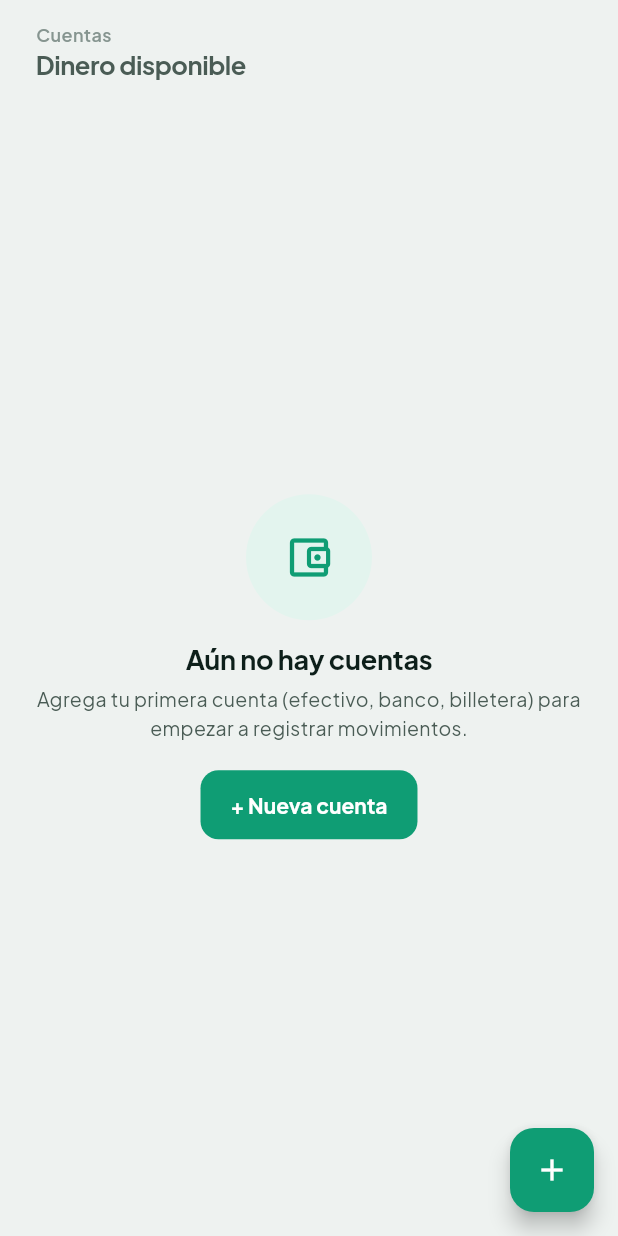
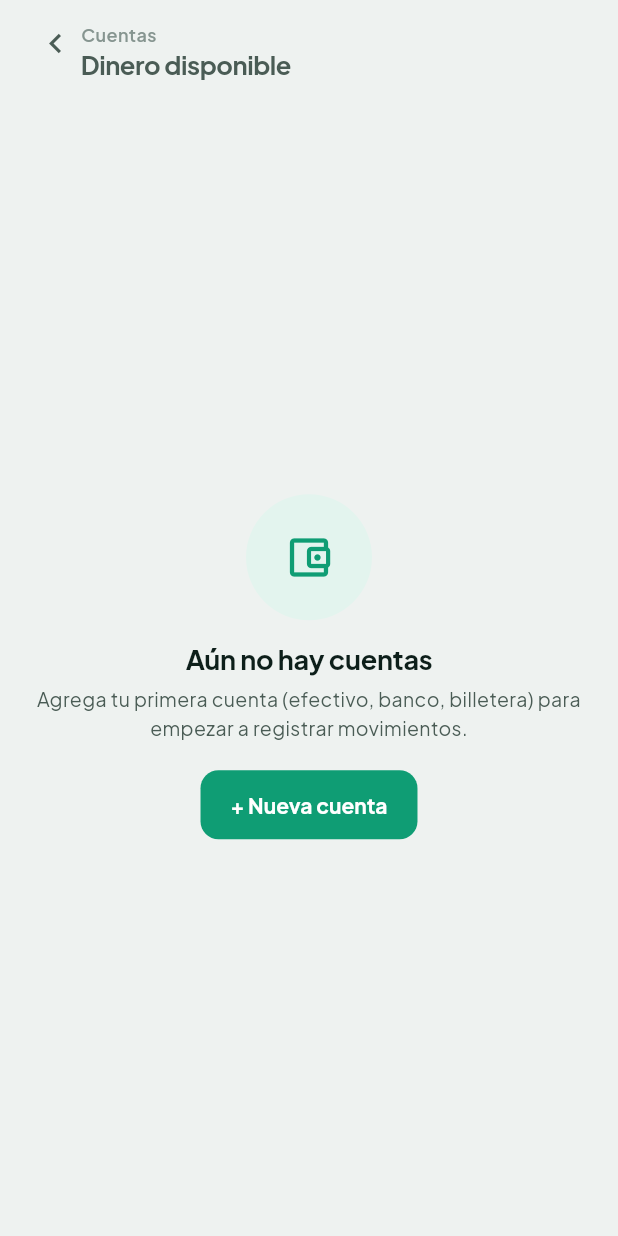
Before and after one commit to DiegoHCH/finan2, a Flutter app: the AccountsScreen screen opened directly, on a phone screen of 412 x 824 dp. Run offline on Flutter 3.47's test engine with Material 3 defaults, Android fonts, the phone set to English and light mode, and no system bars; our stand-ins replace cloud_firestore, csv, firebase_auth, firebase_core, firebase_messaging, flutter_local_notifications and 10 more; missing offline and left inert: cryptography, dart:js_interop, google_sign_in_web; accounts and stored records are empty.

Commit message:
feat(nav): add a visible back arrow to pushed screens' app bars
Not everyone knows or uses the swipe-back gesture, so Finan2AppTop
gains an opt-in showBackButton flag, enabled on every screen reached
via Navigator.push.

```diff
--- a/lib/core/widgets/finan2_app_top.dart
+++ b/lib/core/widgets/finan2_app_top.dart
@@ -13,6 +13,7 @@ class Finan2AppTop extends StatelessWidget {
     required this.title,
     this.household,
     this.trailing,
+    this.showBackButton = false,
     super.key,
   });
 
@@ -23,6 +24,11 @@ class Finan2AppTop extends StatelessWidget {
   /// Overrides the member-avatars stack on the right (e.g. Deudas shows a
   /// strategy badge there instead).
   final Widget? trailing;
+
+  /// Set on every screen reached via Navigator.push (not one of the 5
+  /// bottom-nav tabs) - not everyone knows or uses the back gesture, so
+  /// pushed screens need a visible way back too.
+  final bool showBackButton;
 
   @override
   Widget build(BuildContext context) {
@@ -39,6 +45,14 @@ class Finan2AppTop extends StatelessWidget {
       child: Row(
         crossAxisAlignment: CrossAxisAlignment.start,
         children: [
+          if (showBackButton)
+            Padding(
+              padding: const EdgeInsets.only(right: 4, top: 2),
+              child: GestureDetector(
+                onTap: () => Navigator.of(context).pop(),
+                child: Icon(Icons.chevron_left, size: 26, color: colors.inkSoft),
+              ),
+            ),
           Expanded(
             child: Column(
               crossAxisAlignment: CrossAxisAlignment.start,
--- a/lib/features/accounts/presentation/screens/accounts_screen.dart
+++ b/lib/features/accounts/presentation/screens/accounts_screen.dart
@@ -31,7 +31,9 @@ class AccountsScreen extends ConsumerWidget {
     final colors = Theme.of(context).extension<Finan2Colors>()!;
 
     return Scaffold(
-      floatingActionButton: FloatingActionButton(
+      floatingActionButton: accountsAsync.value?.isEmpty ?? true
+          ? null
+          : FloatingActionButton(
               heroTag: 'accountsFab',
               onPressed: () => Navigator.of(context).push(
                 MaterialPageRoute(builder: (_) => const EditAccountScreen()),
@@ -45,6 +47,7 @@ class AccountsScreen extends ConsumerWidget {
               label: 'Cuentas',
               title: 'Dinero disponible',
               household: household,
+              showBackButton: true,
             ),
             Expanded(
               child: accountsAsync.when(
--- a/lib/features/annual_summary/presentation/screens/annual_summary_screen.dart
+++ b/lib/features/annual_summary/presentation/screens/annual_summary_screen.dart
@@ -36,6 +36,7 @@ class AnnualSummaryScreen extends ConsumerWidget {
               label: 'Resumen anual',
               title: '$year',
               household: household,
+              showBackButton: true,
             ),
             Expanded(
               child: ListView(
--- a/lib/features/budget/presentation/screens/budget_screen.dart
+++ b/lib/features/budget/presentation/screens/budget_screen.dart
@@ -69,6 +69,7 @@ class BudgetScreen extends ConsumerWidget {
               trailing: pctAsignado != null
                   ? _Badge(text: '$pctAsignado% asignado')
                   : null,
+              showBackButton: true,
             ),
             Expanded(
               child: ListView(
--- a/lib/features/categories/presentation/screens/categories_screen.dart
+++ b/lib/features/categories/presentation/screens/categories_screen.dart
@@ -19,7 +19,9 @@ class CategoriesScreen extends ConsumerWidget {
     final colors = Theme.of(context).extension<Finan2Colors>()!;
 
     return Scaffold(
-      floatingActionButton: FloatingActionButton(
+      floatingActionButton: categories.isEmpty
+          ? null
+          : FloatingActionButton(
               heroTag: 'categoriesFab',
               onPressed: () => Navigator.of(context).push(
                 MaterialPageRoute(builder: (_) => const EditCategoryScreen()),
@@ -32,6 +34,7 @@ class CategoriesScreen extends ConsumerWidget {
             Finan2AppTop(
               label: 'Categorías',
               title: '${categories.length} activa${categories.length == 1 ? '' : 's'}',
+              showBackButton: true,
             ),
             Expanded(
               child: categoriesAsync.when(
--- a/lib/features/export/presentation/screens/export_screen.dart
+++ b/lib/features/export/presentation/screens/export_screen.dart
@@ -75,7 +75,11 @@ class _ExportScreenState extends ConsumerState<ExportScreen> {
       body: SafeArea(
         child: Column(
           children: [
-            const Finan2AppTop(label: 'Exportar reporte', title: 'PDF o CSV'),
+            const Finan2AppTop(
+              label: 'Exportar reporte',
+              title: 'PDF o CSV',
+              showBackButton: true,
+            ),
             Expanded(
               child: SingleChildScrollView(
                 padding: const EdgeInsets.all(Finan2Space.xl),
--- a/lib/features/investments/presentation/screens/investments_screen.dart
+++ b/lib/features/investments/presentation/screens/investments_screen.dart
@@ -27,7 +27,9 @@ class InvestmentsScreen extends ConsumerWidget {
     final formatMoney = ref.watch(moneyFormatterProvider);
 
     return Scaffold(
-      floatingActionButton: FloatingActionButton(
+      floatingActionButton: investmentsAsync.value?.isEmpty ?? true
+          ? null
+          : FloatingActionButton(
               heroTag: 'investmentsFab',
               onPressed: () => Navigator.of(context).push(
                 MaterialPageRoute(builder: (_) => const EditInvestmentScreen()),
@@ -41,6 +43,7 @@ class InvestmentsScreen extends ConsumerWidget {
               label: 'Inversiones',
               title: formatMoney(total),
               household: household,
+              showBackButton: true,
             ),
             Expanded(
               child: investmentsAsync.when(
--- a/lib/features/notification_prefs/presentation/screens/notification_preferences_screen.dart
+++ b/lib/features/notification_prefs/presentation/screens/notification_preferences_screen.dart
@@ -19,7 +19,11 @@ class NotificationPreferencesScreen extends ConsumerWidget {
       body: SafeArea(
         child: Column(
           children: [
-            const Finan2AppTop(label: 'Notificaciones', title: 'Preferencias'),
+            const Finan2AppTop(
+              label: 'Notificaciones',
+              title: 'Preferencias',
+              showBackButton: true,
+            ),
             Expanded(
               child: prefsAsync.when(
                 loading: () => const Center(child: CircularProgressIndicator()),
--- a/lib/features/notifications/presentation/screens/notifications_screen.dart
+++ b/lib/features/notifications/presentation/screens/notifications_screen.dart
@@ -45,6 +45,7 @@ class NotificationsScreen extends ConsumerWidget {
                       ),
                     )
                   : null,
+              showBackButton: true,
             ),
             Expanded(
               child: notificationsAsync.when(
--- a/lib/features/recurring_bills/presentation/screens/recurring_bills_screen.dart
+++ b/lib/features/recurring_bills/presentation/screens/recurring_bills_screen.dart
@@ -24,7 +24,9 @@ class RecurringBillsScreen extends ConsumerWidget {
     final formatMoney = ref.watch(moneyFormatterProvider);
 
     return Scaffold(
-      floatingActionButton: FloatingActionButton(
+      floatingActionButton: billsAsync.value?.isEmpty ?? true
+          ? null
+          : FloatingActionButton(
               heroTag: 'recurringBillsFab',
               onPressed: () => Navigator.of(context).push(
                 MaterialPageRoute(builder: (_) => const EditRecurringBillScreen()),
@@ -44,6 +46,7 @@ class RecurringBillsScreen extends ConsumerWidget {
                   label: 'Facturas recurrentes',
                   title: '${formatMoney(totalFactura)} al mes',
                   trailing: bills.isEmpty ? null : const _AutoBadge(),
+                  showBackButton: true,
                 );
               },
             ),
```
Also changed, not shown: lib/features/monthly_notes/presentation/screens/monthly_notes_screen.dart (+6 -1 lines). Lines whose indentation alone changed are shown as unchanged.
